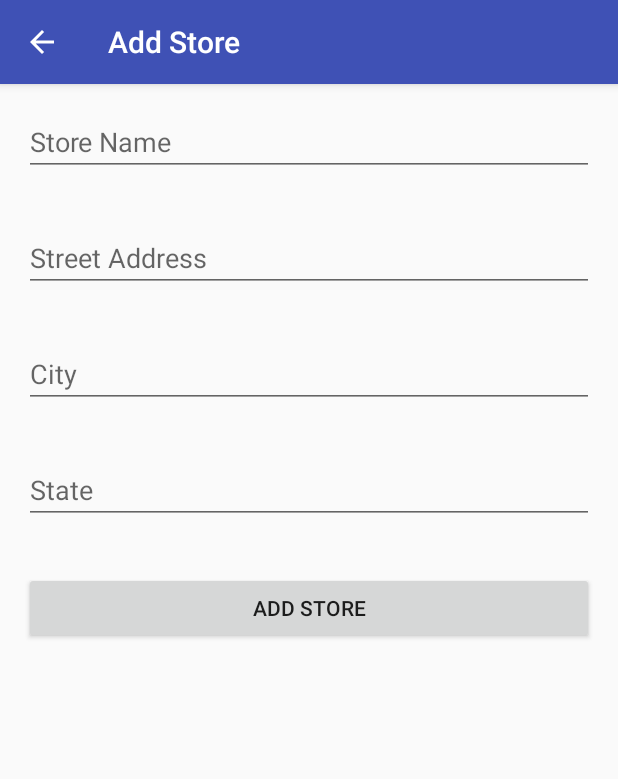
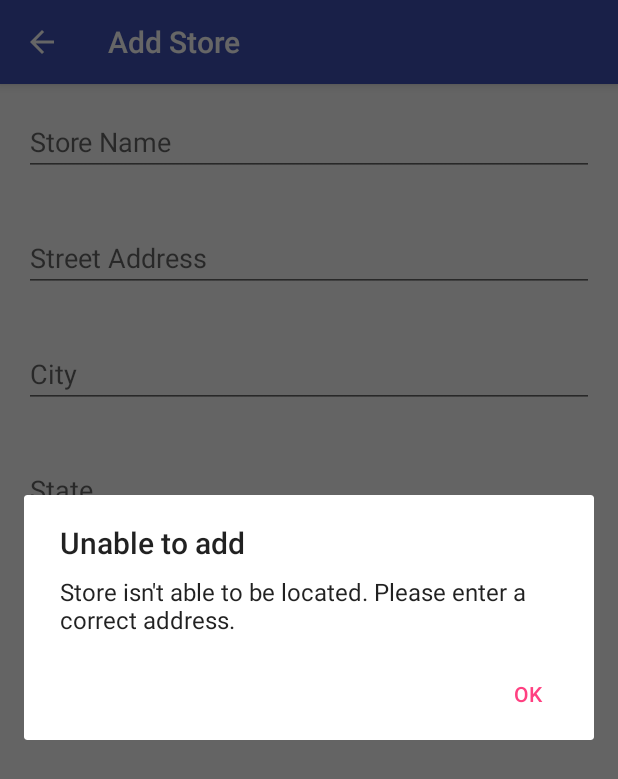
Before and after one commit to robertozimek/Store-Shopping-List, an Android app: the fragment AddStoreFragment placed in its activity, after a tap on "ADD STORE", on a phone screen of 412 x 824 dp. Shown: the top 779 px of the screen. Run offline under Robolectric (Android 15) with nearby library versions, the phone set to English and light mode, and no system bars.

Commit message:
Add ability to add store to content provider

```diff
--- a/app/src/main/AndroidManifest.xml
+++ b/app/src/main/AndroidManifest.xml
@@ -1,7 +1,10 @@
 <?xml version="1.0" encoding="utf-8"?>
 <manifest package="me.robertozimek.android.storeshoppinglist"
           xmlns:android="http://schemas.android.com/apk/res/android">
-
+    <uses-permission android:name="android.permission.INTERNET"/>
+    <uses-permission android:name="android.permission.ACCESS_COARSE_LOCATION"/>
+    <uses-permission android:name="android.permission.ACCESS_FINE_LOCATION"/>
+    <uses-permission android:name="android.permission.ACCESS_NETWORK_STATE"/>
     <application
         android:allowBackup="true"
         android:icon="@mipmap/ic_launcher"
--- a/app/src/main/java/me/robertozimek/android/storeshoppinglist/AddStoreFragment.java
+++ b/app/src/main/java/me/robertozimek/android/storeshoppinglist/AddStoreFragment.java
@@ -1,6 +1,10 @@
 package me.robertozimek.android.storeshoppinglist;
 
+import android.app.AlertDialog;
 import android.content.Context;
+import android.content.DialogInterface;
+import android.net.ConnectivityManager;
+import android.net.NetworkInfo;
 import android.net.Uri;
 import android.os.Bundle;
 import android.support.v4.app.Fragment;
@@ -67,9 +71,45 @@ public class AddStoreFragment extends Fragment {
                         city.getText().toString(),
                         state.getText().toString());
 
-                if (!store.getStoreName().isEmpty() && StoreUtil.addStore(store, v.getContext())) {
-                    // If successfully added, return to stores list fragment
-                    activity.onBackPressed();
+                // Creates ConnectivityManager
+                ConnectivityManager cmanager = (ConnectivityManager) context.getSystemService(context.CONNECTIVITY_SERVICE);
+                NetworkInfo networkInfoObj = cmanager.getActiveNetworkInfo();
+
+
+                // Ensures there is internet connectivity before attempting to add store and retrieve GPS coordinates
+                if(networkInfoObj != null && networkInfoObj.isConnected()) {
+                    // Add to database
+                    if (StoreUtil.addStore(store, v.getContext()) && !store.getStoreName().isEmpty()) {
+                        // If successfully added, return to stores fragment
+                        activity.onBackPressed();
+                    } else {
+                        // Alerts user why data couldn't be added
+                        AlertDialog.Builder builder = new AlertDialog.Builder(getActivity());
+                        builder.setTitle("Unable to add");
+                        builder.setMessage("Store isn't able to be located. Please enter a correct address.");
+                        builder.setCancelable(false);
+                        builder.setPositiveButton(R.string.ok, new DialogInterface.OnClickListener() {
+                            public void onClick(DialogInterface dialog, int id) {
+                                // Wait until clicked
+                            }
+                        });
+
+                        AlertDialog dialog = builder.create();
+                        dialog.show();
+                    }
+                } else {
+                    AlertDialog.Builder builder = new AlertDialog.Builder(getActivity());
+                    builder.setTitle("Unable to add");
+                    builder.setMessage("Wi-Fi or Cellular internet connection required.");
+                    builder.setCancelable(false);
+                    builder.setPositiveButton(R.string.ok, new DialogInterface.OnClickListener() {
+                        public void onClick(DialogInterface dialog, int id) {
+                            // Wait until clicked
+                        }
+                    });
+
+                    AlertDialog dialog = builder.create();
+                    dialog.show();
                 }
 
             }
```
